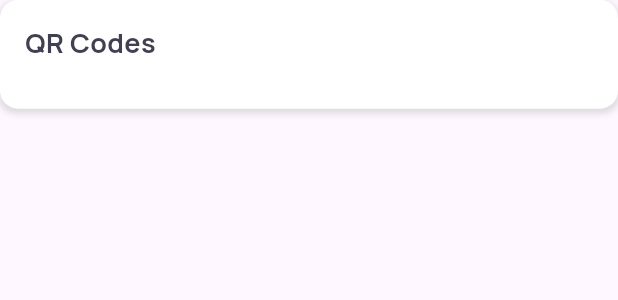
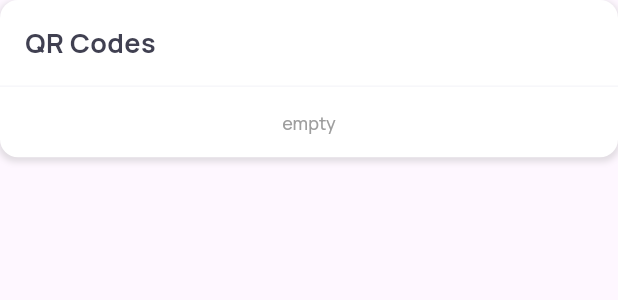
Before and after one commit to Amir-HShahi/Shortener-Flutter, a Flutter app: the QrCodesGroupWidget widget shown alone on an empty page, opened directly, on a phone screen of 412 x 824 dp. Shown: the top 300 px of the screen. Run offline on Flutter 3.47's test engine with Material 3 defaults, Android fonts, the phone set to English and light mode, and no system bars; our stand-ins replace expandable_text, fl_chart, google_fonts, qr_flutter, shared_preferences; accounts and stored records are empty.

Commit message:
if no qr codes added, 'empty' displays

```diff
--- a/lib/view/components/qr_codes_group_widget.dart
+++ b/lib/view/components/qr_codes_group_widget.dart
@@ -11,6 +11,7 @@ class QrCodesGroupWidget extends StatelessWidget {
   @override
   Widget build(BuildContext context) {
     var viewModel = context.watch<QrCodeViewModel>();
+    var textTheme = Theme.of(context).textTheme;
     return ConstrainedBox(
       constraints: BoxConstraints(
         maxHeight: scaledHeight(650)
@@ -43,6 +44,17 @@ class QrCodesGroupWidget extends StatelessWidget {
                 ),
               ),
               SizedBox(height: scaledHeight(16)),
+              if(viewModel.qrCodes.isEmpty)
+                Column(
+                  children: [
+                    const _DividerLineWidget(),
+                    SizedBox(height: scaledHeight(16)),
+                    Row(
+                      mainAxisAlignment: MainAxisAlignment.center,
+                      children: [Text("empty", style: textTheme.headlineSmall,),
+                      ],),
+                  ],
+                ),
               for (var model in viewModel.qrCodes)
                 Column(
                   children: [
```
